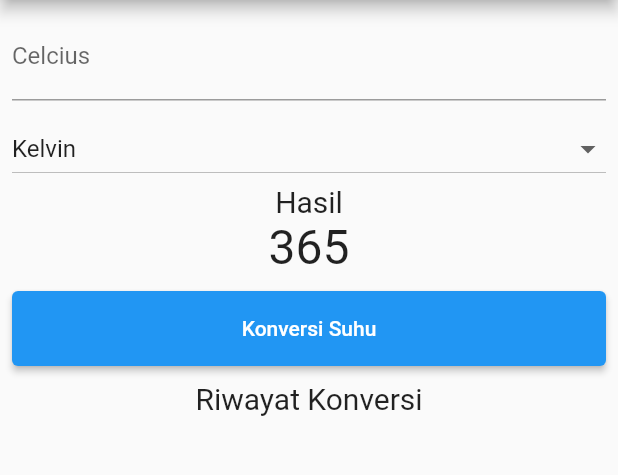
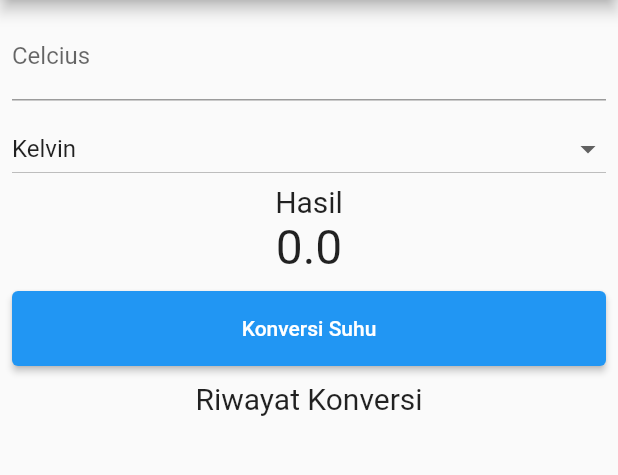
Before and after one commit to zflash123/flutter_konverter_suhu_js4_1, a Flutter app: the screen it shows after launch, after a tap on "Konversi Suhu", on a phone screen of 412 x 824 dp, the part 84-559 px from its top. Run offline on Flutter 3.47's test engine with Material 2 defaults, Android fonts, the phone set to English and light mode, and no system bars.

Commit message:
make two new extracted widget

```diff
--- a/lib/main.dart
+++ b/lib/main.dart
@@ -1,5 +1,6 @@
 import 'package:flutter/material.dart';
-import 'package:flutter/services.dart';
+import '/widgets/InputanSuhu.dart';
+import '/widgets/TombolKonversi.dart';
 
 void main() {
   runApp(const KonvertSuhu());
@@ -15,17 +16,32 @@ class KonvertSuhu extends StatefulWidget {
 class _KonvertSuhuState extends State<KonvertSuhu> {
   TextEditingController inputController = TextEditingController();
   List<String> listSatuanSuhu = ['Kelvin', 'Reamur', 'Fahrenheit'];
+  List<String> listHasil = [];
   double _inputUser = 0;
   double _kelvin = 0;
   double _reamur = 0;
+  double _fahrenheit = 0;
   String _newValue = "Kelvin";
   double _result = 0;
 
   void convert() {
-    setState(() {
+    return setState(() {
       _inputUser = double.parse(inputController.text);
       _kelvin = _inputUser + 273.15;
       _reamur = (_inputUser * 4) / 5;
+      _fahrenheit = (9/5 * _inputUser) + 32;
+
+      if (_newValue=="Fahrenheit") {
+        _result = _fahrenheit;
+      } else if(_newValue=="Kelvin") {
+        _result = _kelvin;
+      }
+      else if(_newValue=="Reamur") {
+        _result = _reamur;
+      }
+      listHasil.add(
+        "Konversi dari " + inputController.text + " Celcius ke " + _newValue + " Dengan Hasil : " + _result.toString()
+      );
     });
   }
 
@@ -47,17 +63,7 @@ class _KonvertSuhuState extends State<KonvertSuhu> {
           child: Column(
             mainAxisAlignment: MainAxisAlignment.start,
             children: [
-              TextFormField(
-                keyboardType: TextInputType.number,
-                inputFormatters: <TextInputFormatter>[
-                  FilteringTextInputFormatter.digitsOnly
-                ],
-                decoration: const InputDecoration(
-                  labelText: 'Celcius',
-                  hintText: 'Enter the temperature in celcius',
-                ),
-                controller: inputController,
-              ),
+              InputanSuhu(inputController: inputController),
               const SizedBox(height: 8),
               DropdownButton(
                 isExpanded: true,
@@ -86,24 +92,25 @@ class _KonvertSuhuState extends State<KonvertSuhu> {
                 style: TextStyle(fontSize: 20),
               ),
               Text(
-                '365',
+                '$_result',
                 style: TextStyle(fontSize: 32),
               ),
               const SizedBox(height: 10),
-              ElevatedButton(
-                style: ElevatedButton.styleFrom(
-                  minimumSize: const Size.fromHeight(50),
-                ),
-                onPressed: () {
-                  convert();
-                },
-                child: const Text('Konversi Suhu'),
+              TombolKonversi(
+                convert1: convert,
               ),
               const SizedBox(height: 10,),
               const Text(
                 'Riwayat Konversi',
                 style: TextStyle(fontSize: 20),
               ),
+              Expanded(
+                child: ListView.builder(
+                    itemCount: listHasil.length,
+                    itemBuilder: (context, index) {
+                      return Text(listHasil[index]);
+                    }),
+              )
             ],
           ),
         ),
--- /dev/null
+++ b/lib/widgets/InputanSuhu.dart
@@ -0,0 +1,26 @@
+import 'package:flutter/material.dart';
+import 'package:flutter/services.dart';
+
+class InputanSuhu extends StatelessWidget {
+  const InputanSuhu({
+    Key? key,
+    required this.inputController,
+  }) : super(key: key);
+
+  final TextEditingController inputController;
+
+  @override
+  Widget build(BuildContext context) {
+    return TextFormField(
+      keyboardType: TextInputType.number,
+      inputFormatters: <TextInputFormatter>[
+        FilteringTextInputFormatter.digitsOnly
+      ],
+      decoration: const InputDecoration(
+        labelText: 'Celcius',
+        hintText: 'Enter the temperature in celcius',
+      ),
+      controller: inputController,
+    );
+  }
+}
--- /dev/null
+++ b/lib/widgets/TombolKonversi.dart
@@ -0,0 +1,23 @@
+import 'package:flutter/material.dart';
+
+class TombolKonversi extends StatelessWidget {
+
+  const TombolKonversi( {
+    Key? key, required this.convert1,
+
+  }) : super(key: key);
+  final Function convert1;
+
+  @override
+  Widget build(BuildContext context) {
+    return ElevatedButton(
+      style: ElevatedButton.styleFrom(
+        minimumSize: const Size.fromHeight(50),
+      ),
+      onPressed: () {
+        convert1();
+      },
+      child: const Text('Konversi Suhu'),
+    );
+  }
+}
```
